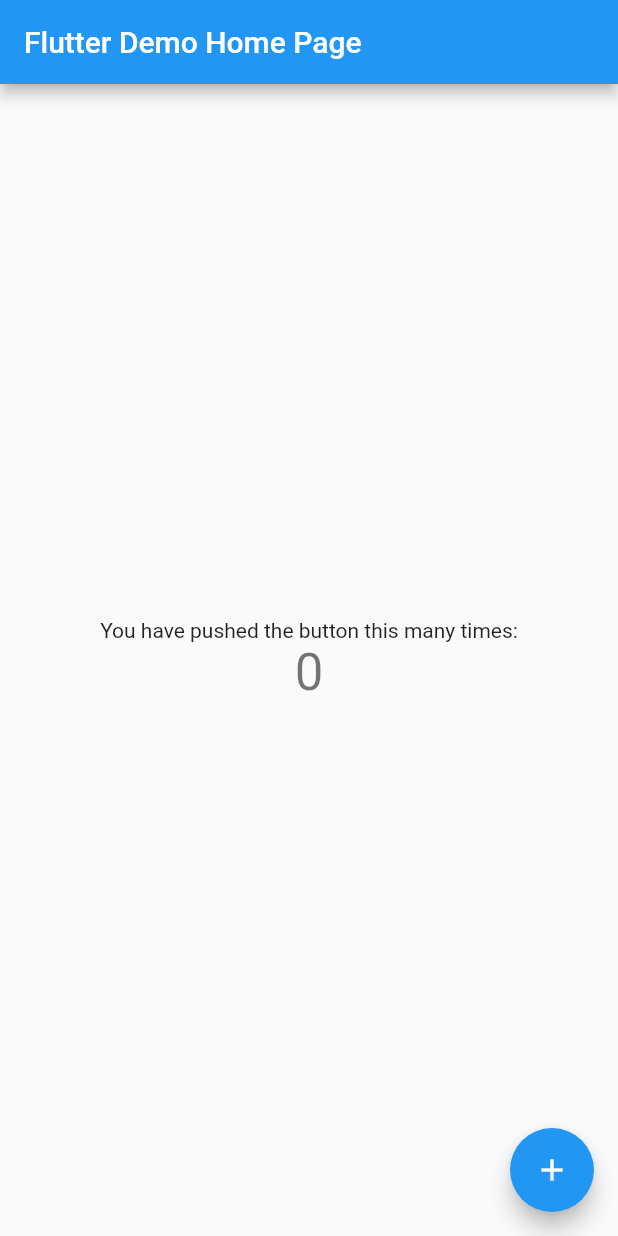
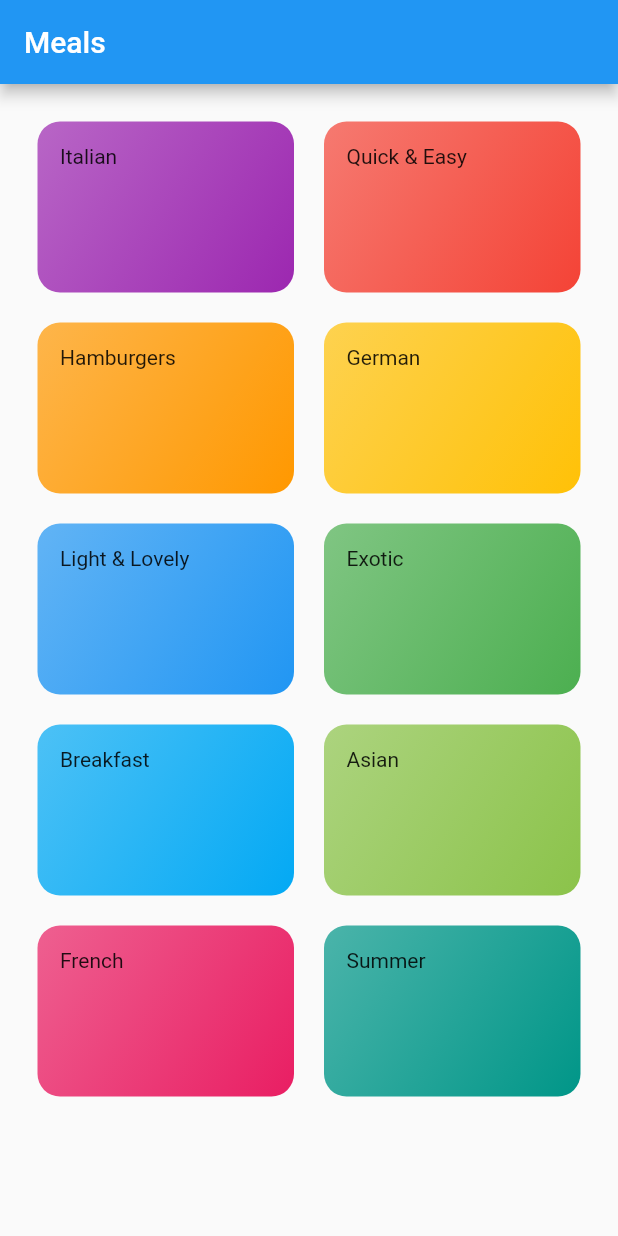
Before and after one commit to pavankalyan0424/Meals, a Flutter app: the screen it shows after launch, on a phone screen of 412 x 824 dp. Run offline on Flutter 3.47's test engine with Material 2 defaults, Android fonts, the phone set to English and light mode, and no system bars.

Commit message:
fonts added and basic changes made

```diff
--- /dev/null
+++ b/lib/dummy_data.dart
@@ -0,0 +1,56 @@
+import 'package:flutter/material.dart';
+
+import './models/category.dart';
+
+const DUMMY_CATEGORIES = const [
+  Category(
+    id: 'c1',
+    title: 'Italian',
+    color: Colors.purple,
+  ),
+  Category(
+    id: 'c2',
+    title: 'Quick & Easy',
+    color: Colors.red,
+  ),
+  Category(
+    id: 'c3',
+    title: 'Hamburgers',
+    color: Colors.orange,
+  ),
+  Category(
+    id: 'c4',
+    title: 'German',
+    color: Colors.amber,
+  ),
+  Category(
+    id: 'c5',
+    title: 'Light & Lovely',
+    color: Colors.blue,
+  ),
+  Category(
+    id: 'c6',
+    title: 'Exotic',
+    color: Colors.green,
+  ),
+  Category(
+    id: 'c7',
+    title: 'Breakfast',
+    color: Colors.lightBlue,
+  ),
+  Category(
+    id: 'c8',
+    title: 'Asian',
+    color: Colors.lightGreen,
+  ),
+  Category(
+    id: 'c9',
+    title: 'French',
+    color: Colors.pink,
+  ),
+  Category(
+    id: 'c10',
+    title: 'Summer',
+    color: Colors.teal,
+  ),
+];
--- a/lib/main.dart
+++ b/lib/main.dart
@@ -1,117 +1,20 @@
 import 'package:flutter/material.dart';
+import './pages/homePage.dart';
 
 void main() {
   runApp(MyApp());
 }
 
 class MyApp extends StatelessWidget {
-  // This widget is the root of your application.
   @override
   Widget build(BuildContext context) {
     return MaterialApp(
-      title: 'Flutter Demo',
+      title: 'Meals',
       theme: ThemeData(
-        // This is the theme of your application.
-        //
-        // Try running your application with "flutter run". You'll see the
-        // application has a blue toolbar. Then, without quitting the app, try
-        // changing the primarySwatch below to Colors.green and then invoke
-        // "hot reload" (press "r" in the console where you ran "flutter run",
-        // or simply save your changes to "hot reload" in a Flutter IDE).
-        // Notice that the counter didn't reset back to zero; the application
-        // is not restarted.
         primarySwatch: Colors.blue,
-        // This makes the visual density adapt to the platform that you run
-        // the app on. For desktop platforms, the controls will be smaller and
-        // closer together (more dense) than on mobile platforms.
         visualDensity: VisualDensity.adaptivePlatformDensity,
       ),
-      home: MyHomePage(title: 'Flutter Demo Home Page'),
+      home: MyHomePage(),
     );
   }
 }
-
-class MyHomePage extends StatefulWidget {
-  MyHomePage({Key key, this.title}) : super(key: key);
-
-  // This widget is the home page of your application. It is stateful, meaning
-  // that it has a State object (defined below) that contains fields that affect
-  // how it looks.
-
-  // This class is the configuration for the state. It holds the values (in this
-  // case the title) provided by the parent (in this case the App widget) and
-  // used by the build method of the State. Fields in a Widget subclass are
-  // always marked "final".
-
-  final String title;
-
-  @override
-  _MyHomePageState createState() => _MyHomePageState();
-}
-
-class _MyHomePageState extends State<MyHomePage> {
-  int _counter = 0;
-
-  void _incrementCounter() {
-    setState(() {
-      // This call to setState tells the Flutter framework that something has
-      // changed in this State, which causes it to rerun the build method below
-      // so that the display can reflect the updated values. If we changed
-      // _counter without calling setState(), then the build method would not be
-      // called again, and so nothing would appear to happen.
-      _counter++;
-    });
-  }
-
-  @override
-  Widget build(BuildContext context) {
-    // This method is rerun every time setState is called, for instance as done
-    // by the _incrementCounter method above.
-    //
-    // The Flutter framework has been optimized to make rerunning build methods
-    // fast, so that you can just rebuild anything that needs updating rather
-    // than having to individually change instances of widgets.
-    return Scaffold(
-      appBar: AppBar(
-        // Here we take the value from the MyHomePage object that was created by
-        // the App.build method, and use it to set our appbar title.
-        title: Text(widget.title),
-      ),
-      body: Center(
-        // Center is a layout widget. It takes a single child and positions it
-        // in the middle of the parent.
-        child: Column(
-          // Column is also a layout widget. It takes a list of children and
-          // arranges them vertically. By default, it sizes itself to fit its
-          // children horizontally, and tries to be as tall as its parent.
-          //
-          // Invoke "debug painting" (press "p" in the console, choose the
-          // "Toggle Debug Paint" action from the Flutter Inspector in Android
-          // Studio, or the "Toggle Debug Paint" command in Visual Studio Code)
-          // to see the wireframe for each widget.
-          //
-          // Column has various properties to control how it sizes itself and
-          // how it positions its children. Here we use mainAxisAlignment to
-          // center the children vertically; the main axis here is the vertical
-          // axis because Columns are vertical (the cross axis would be
-          // horizontal).
-          mainAxisAlignment: MainAxisAlignment.center,
-          children: <Widget>[
-            Text(
-              'You have pushed the button this many times:',
-            ),
-            Text(
-              '$_counter',
-              style: Theme.of(context).textTheme.headline4,
-            ),
-          ],
-        ),
-      ),
-      floatingActionButton: FloatingActionButton(
-        onPressed: _incrementCounter,
-        tooltip: 'Increment',
-        child: Icon(Icons.add),
-      ), // This trailing comma makes auto-formatting nicer for build methods.
-    );
-  }
-}
--- /dev/null
+++ b/lib/models/category.dart
@@ -0,0 +1,12 @@
+import 'package:flutter/material.dart';
+
+class Category {
+  final String id;
+  final String title;
+  final Color color;
+
+  const Category(
+      {@required this.id,
+      @required this.title,
+      this.color = Colors.deepOrangeAccent});
+}
--- /dev/null
+++ b/lib/pages/categories/categoriesPage.dart
@@ -0,0 +1,27 @@
+import 'package:flutter/material.dart';
+
+import './category_item.dart';
+import '../../dummy_data.dart';
+
+class CategoriesPage extends StatelessWidget {
+  @override
+  Widget build(BuildContext context) {
+    return GridView(
+      padding: const EdgeInsets.all(25),
+      children: DUMMY_CATEGORIES
+          .map(
+            (categoryData) => CategoryItem(
+              color: categoryData.color,
+              title: categoryData.title,
+            ),
+          )
+          .toList(),
+      gridDelegate: SliverGridDelegateWithMaxCrossAxisExtent(
+        maxCrossAxisExtent: 200,
+        mainAxisSpacing: 20,
+        crossAxisSpacing: 20,
+        childAspectRatio: 3 / 2,
+      ),
+    );
+  }
+}
--- /dev/null
+++ b/lib/pages/categories/category_item.dart
@@ -0,0 +1,27 @@
+import 'package:flutter/material.dart';
+
+class CategoryItem extends StatelessWidget {
+  final String title;
+  final Color color;
+
+  const CategoryItem({this.title, this.color});
+
+  @override
+  Widget build(BuildContext context) {
+    return Container(
+      padding: const EdgeInsets.all(15),
+      child: Text(title),
+      decoration: BoxDecoration(
+        gradient: LinearGradient(
+          colors: <Color>[
+            color.withOpacity(0.7),
+            color,
+          ],
+          begin: Alignment.topLeft,
+          end: Alignment.bottomRight,
+        ),
+        borderRadius: BorderRadius.circular(15),
+      ),
+    );
+  }
+}
--- /dev/null
+++ b/lib/pages/homePage.dart
@@ -0,0 +1,19 @@
+import 'package:flutter/material.dart';
+import 'package:meals/pages/categories/categoriesPage.dart';
+
+class MyHomePage extends StatefulWidget {
+  @override
+  _MyHomePageState createState() => _MyHomePageState();
+}
+
+class _MyHomePageState extends State<MyHomePage> {
+  @override
+  Widget build(BuildContext context) {
+    return Scaffold(
+      appBar: AppBar(
+        title: Text('Meals'),
+      ),
+      body: CategoriesPage(),
+    );
+  }
+}
```
Also changed, not shown: pubspec.yaml (+17 -11 lines), assets/fonts/Raleway-Black.ttf (added), assets/fonts/Raleway-Bold.ttf (added), assets/fonts/Raleway-Regular.ttf (added), assets/fonts/RobotoCondensed-Bold.ttf (added), assets/fonts/RobotoCondensed-Italic.ttf (added), assets/fonts/RobotoCondensed-Light.ttf (added), assets/fonts/RobotoCondensed-Regular.ttf (added), 1 other file.
